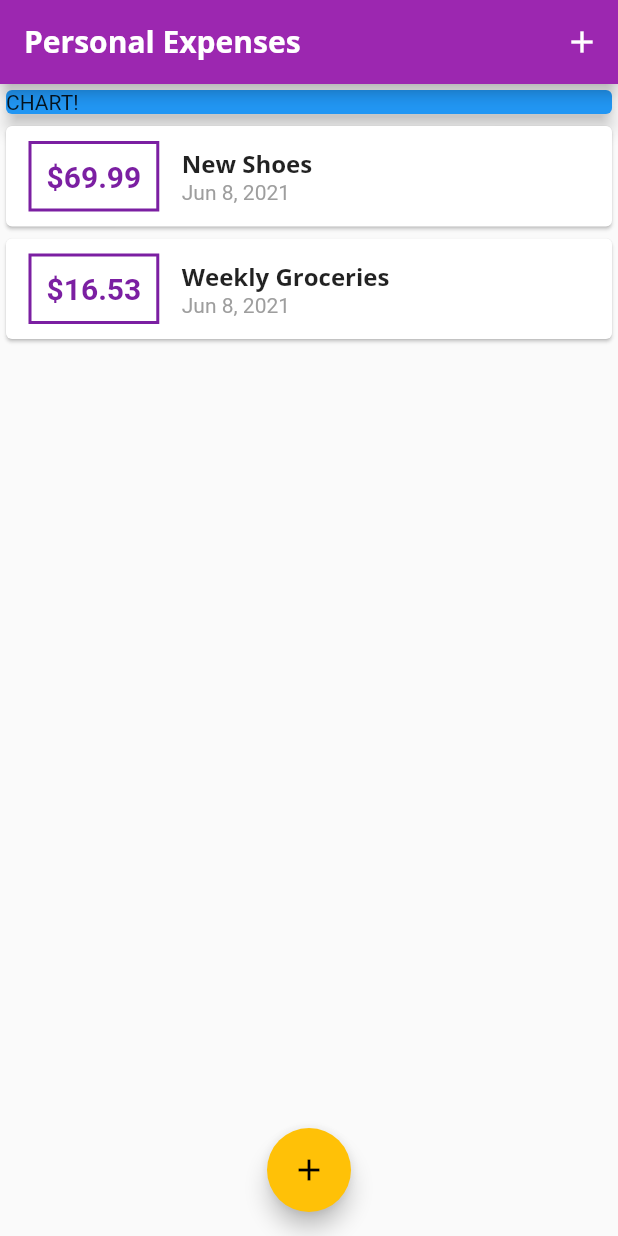
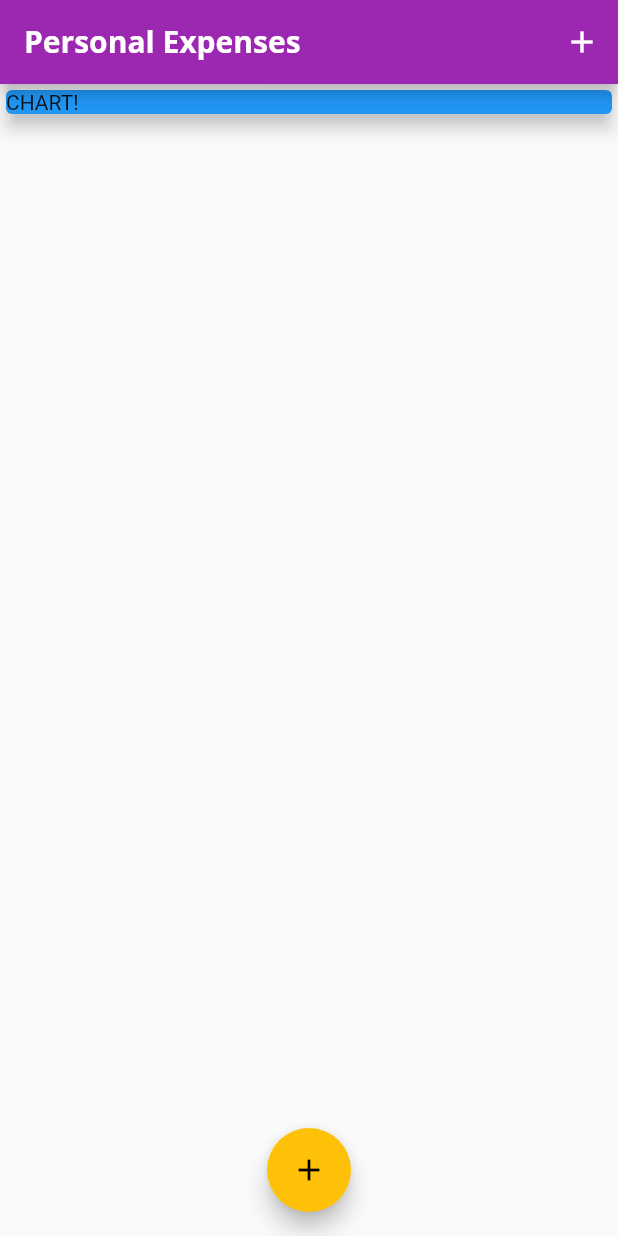
Before and after one commit to internessi/flu2nd, a Flutter app: the screen it shows after launch, on a phone screen of 412 x 824 dp. Run offline on Flutter 3.47's test engine with Material 2 defaults, Android fonts, the phone set to English and light mode, and no system bars.

Commit message:
Update main.dart

```diff
--- a/lib/main.dart
+++ b/lib/main.dart
@@ -14,7 +14,7 @@ class MyApp extends StatelessWidget {
           accentColor: Colors.amber,
           fontFamily: 'Quicksand',
           textTheme: ThemeData.light().textTheme.copyWith(
-                title: TextStyle(
+                headline6: TextStyle(
                   fontFamily: 'OpenSans',
                   fontSize: 16,
                   fontWeight: FontWeight.bold,
@@ -22,7 +22,7 @@ class MyApp extends StatelessWidget {
               ),
           appBarTheme: AppBarTheme(
             textTheme: ThemeData.light().textTheme.copyWith(
-                  title: TextStyle(
+                  headline6: TextStyle(
                     fontFamily: 'OpenSans',
                     fontSize: 20,
                     fontWeight: FontWeight.bold,
@@ -44,18 +44,18 @@ class MyHomePage extends StatefulWidget {
 
 class _MyHomePageState extends State<MyHomePage> {
   final List<Transaction> _userTransactions = [
-    Transaction(
-      id: 't1',
-      title: 'New Shoes',
-      amount: 69.99,
-      date: DateTime.now(),
-    ),
-    Transaction(
-      id: 't2',
-      title: 'Weekly Groceries',
-      amount: 16.53,
-      date: DateTime.now(),
-    ),
+    // Transaction(
+    //   id: 't1',
+    //   title: 'New Shoes',
+    //   amount: 69.99,
+    //   date: DateTime.now(),
+    // ),
+    // Transaction(
+    //   id: 't2',
+    //   title: 'Weekly Groceries',
+    //   amount: 16.53,
+    //   date: DateTime.now(),
+    // ),
   ];
 
   void _addNewTransaction(String txTitle, double txAmount) {
```
